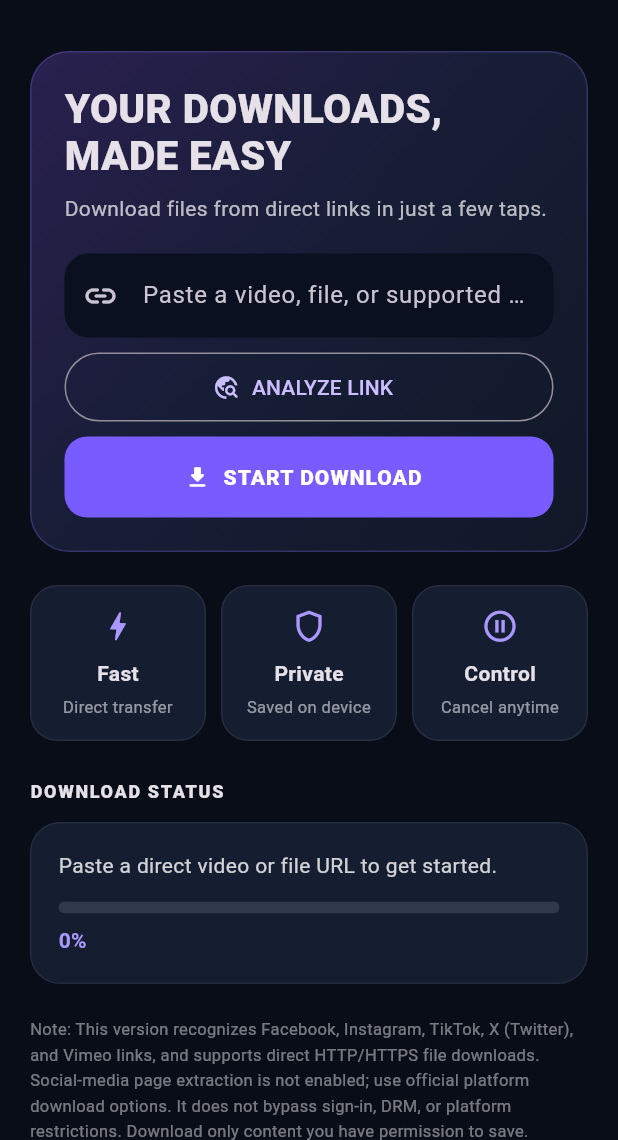
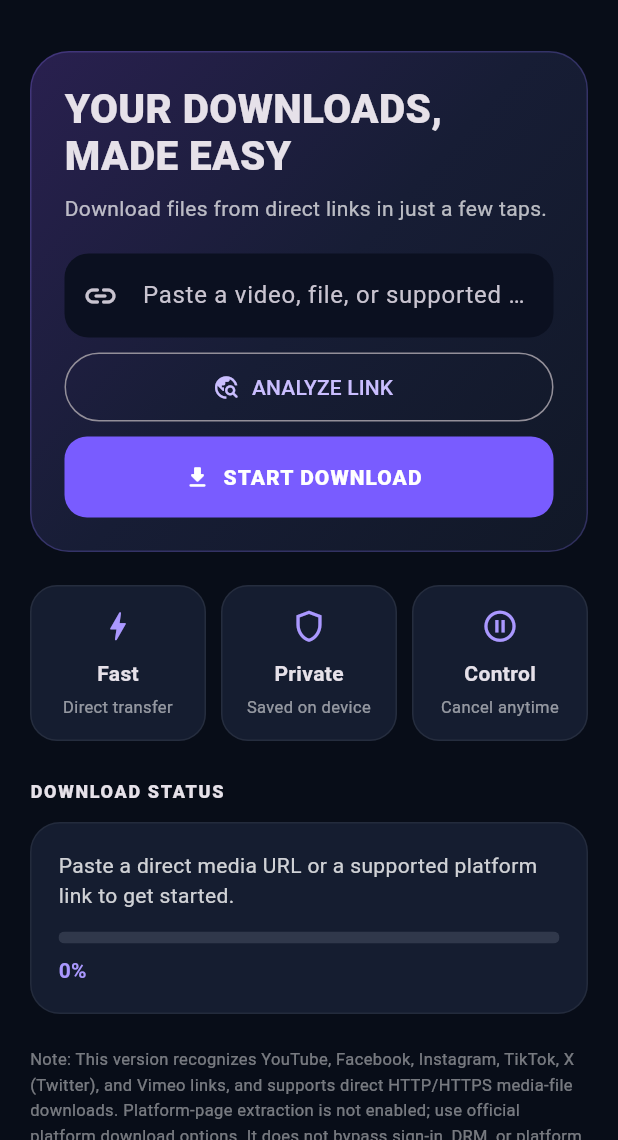
Before and after one commit to bdcricketscorer/Downloader-, a Flutter app: the screen it shows after launch, on a phone screen of 412 x 824 dp, the part 96-1236 px from its top. Run offline on Flutter 3.47's test engine with Material 3 defaults, Android fonts, the phone set to English and light mode, and no system bars; our stand-ins replace dio.

Commit message:
Recognize YouTube and youtu.be links in platform analyzer

```diff
--- a/lib/main.dart
+++ b/lib/main.dart
@@ -40,7 +40,7 @@ class _DownloaderHomeState extends State<DownloaderHome> {
   CancelToken? _cancelToken;
   double _progress = 0;
   bool _downloading = false;
-  String _status = 'Paste a direct video or file URL to get started.';
+  String _status = 'Paste a direct media URL or a supported platform link to get started.';
   String? _savedPath;
   String? _detectedPlatform;
   String? _platformHelp;
@@ -49,6 +49,7 @@ class _DownloaderHomeState extends State<DownloaderHome> {
   String? _platformForHost(String host) {
     final h = host.toLowerCase().replaceFirst('www.', '');
     if (h == 'facebook.com' || h.endsWith('.facebook.com') || h == 'fb.watch') return 'Facebook';
+    if (h == 'youtube.com' || h.endsWith('.youtube.com') || h == 'youtu.be' || h.endsWith('.youtube-nocookie.com')) return 'YouTube';
     if (h == 'instagram.com' || h.endsWith('.instagram.com')) return 'Instagram';
     if (h == 'tiktok.com' || h.endsWith('.tiktok.com') || h == 'vm.tiktok.com') return 'TikTok';
     if (h == 'x.com' || h.endsWith('.x.com') || h == 'twitter.com' || h.endsWith('.twitter.com')) return 'X (Twitter)';
@@ -76,7 +77,7 @@ class _DownloaderHomeState extends State<DownloaderHome> {
       _detectedPlatform = platform ?? 'Checking direct media link...';
       _platformUri = uri;
       _platformHelp = platform == null ? 'Checking whether this URL is a direct media file...' :
-        '$platform link recognized. This is a platform page link, not a verified media file. This app currently cannot extract media streams from platform pages. Use the platform-provided download/export feature where available.';
+        '$platform link recognized. This is a platform page link, not a verified media file. This app recognizes the platform link but does not extract protected or platform-hosted streams. Use the platform's own download/export feature where available.';
       _status = 'Analyzing link...';
     });
 
@@ -389,8 +390,8 @@ class _DownloaderHomeState extends State<DownloaderHome> {
             ),
             const SizedBox(height: 22),
             Text(
-              'Note: This version recognizes Facebook, Instagram, TikTok, X (Twitter), and Vimeo links, and supports direct HTTP/HTTPS file downloads. '
-              'Social-media page extraction is not enabled; use official platform download options. It does not bypass sign-in, '
+              'Note: This version recognizes YouTube, Facebook, Instagram, TikTok, X (Twitter), and Vimeo links, and supports direct HTTP/HTTPS media-file downloads. '
+              'Platform-page extraction is not enabled; use official platform download options. It does not bypass sign-in, '
               'DRM, or platform restrictions. Download only content you have permission to save.',
               style: TextStyle(color: Colors.white.withValues(alpha: .45), fontSize: 11, height: 1.5),
             ),
```
